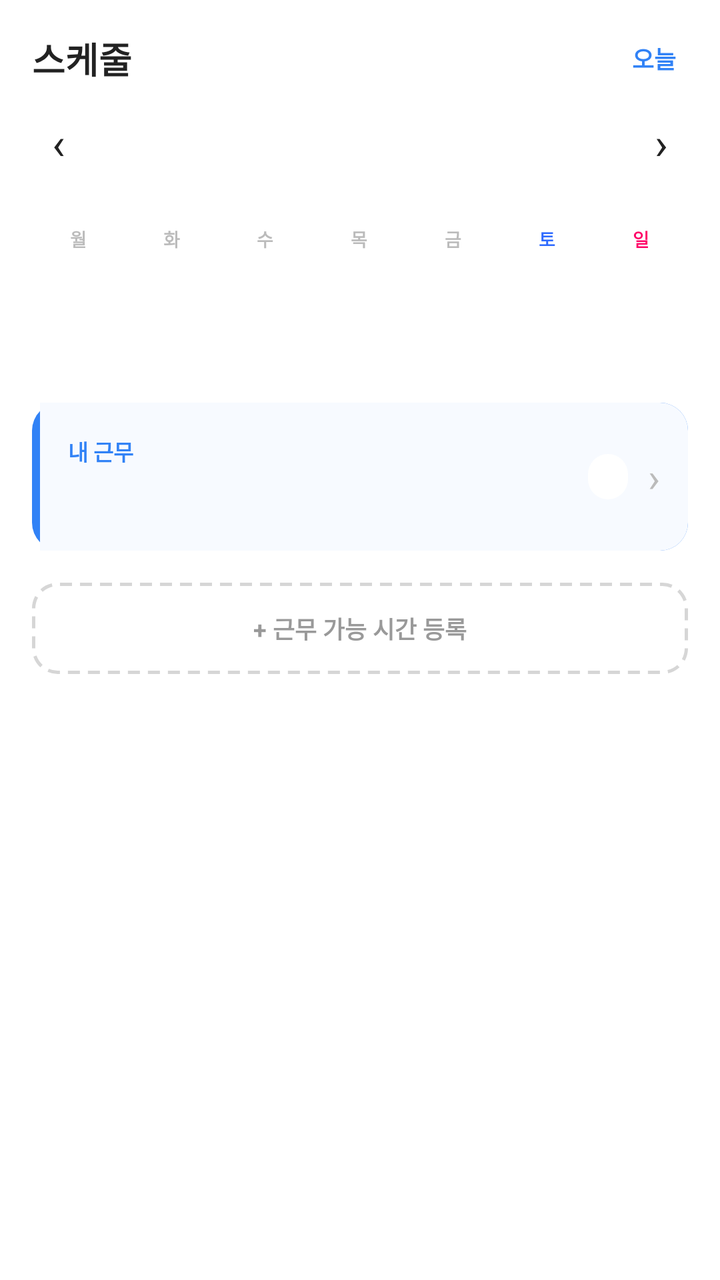
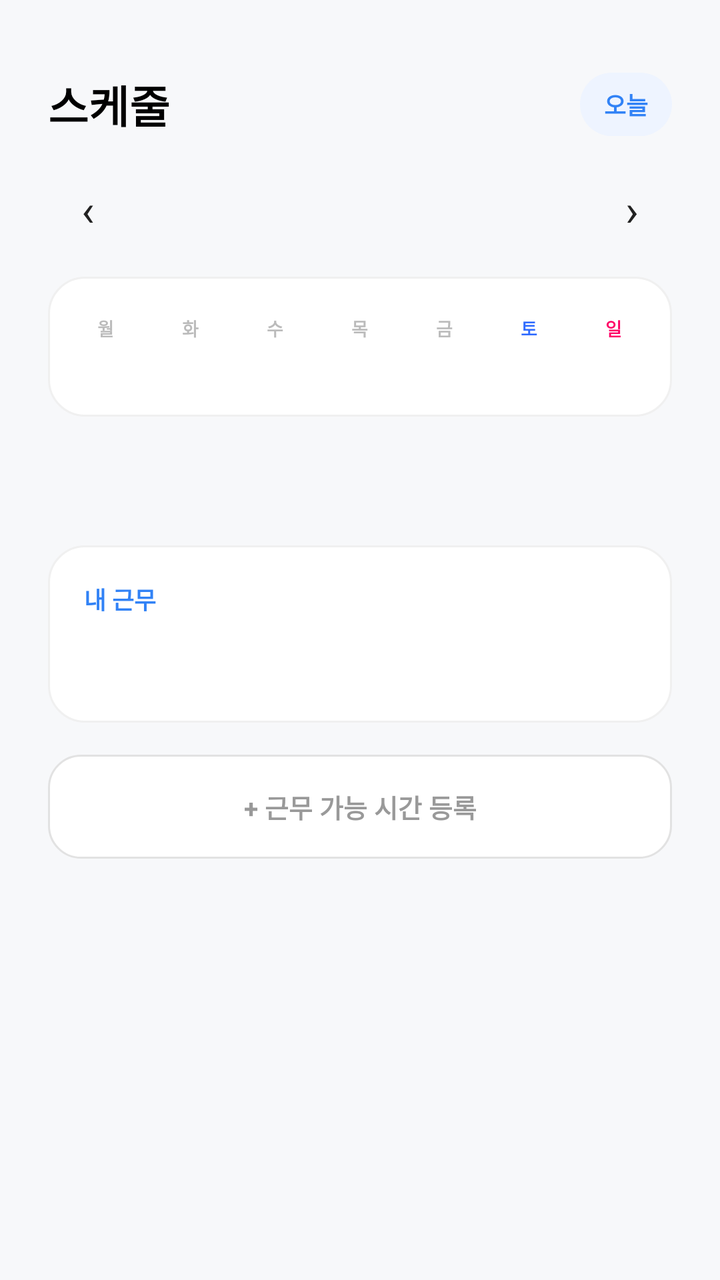

Screens rendered from an Android XML layout before and after an edit, with the pre-edit source and the edit as a unified diff.
<!-- AndroidManifest.xml: application theme Theme.PTManagerEmployee -->
<!-- res/layout/fragment_schedule.xml -->
<?xml version="1.0" encoding="utf-8"?>
<androidx.core.widget.NestedScrollView xmlns:android="http://schemas.android.com/apk/res/android"
    android:layout_width="match_parent"
    android:layout_height="match_parent"
    android:background="@color/white"
    android:fillViewport="true">

    <LinearLayout
        android:layout_width="match_parent"
        android:layout_height="wrap_content"
        android:orientation="vertical"
        android:paddingHorizontal="16dp"
        android:paddingTop="16dp"
        android:paddingBottom="24dp">

        <LinearLayout
            android:layout_width="match_parent"
            android:layout_height="wrap_content"
            android:orientation="horizontal"
            android:gravity="center_vertical">

            <TextView
                android:layout_width="0dp"
                android:layout_height="wrap_content"
                android:layout_weight="1"
                android:text="스케줄"
                android:textColor="@color/text_primary"
                android:textSize="18sp"
                android:textStyle="bold" />

            <TextView
                android:id="@+id/btn_this_week"
                android:layout_width="wrap_content"
                android:layout_height="wrap_content"
                android:background="?attr/selectableItemBackgroundBorderless"
                android:paddingHorizontal="6dp"
                android:paddingVertical="2dp"
                android:text="오늘"
                android:textColor="@color/brand_blue"
                android:textSize="12sp"
                android:textStyle="bold" />
        </LinearLayout>

        
        <LinearLayout
            android:layout_width="match_parent"
            android:layout_height="wrap_content"
            android:layout_marginTop="10dp"
            android:orientation="horizontal"
            android:gravity="center_vertical">

            <TextView
                android:id="@+id/btn_prev_week"
                android:layout_width="wrap_content"
                android:layout_height="wrap_content"
                android:background="?attr/selectableItemBackgroundBorderless"
                android:paddingHorizontal="10dp"
                android:paddingVertical="4dp"
                android:text="‹"
                android:textColor="@color/text_primary"
                android:textSize="22sp" />

            <TextView
                android:id="@+id/tv_month"
                android:layout_width="0dp"
                android:layout_height="wrap_content"
                android:layout_weight="1"
                android:gravity="center"
                android:text=""
                android:textColor="@color/text_primary"
                android:textSize="14sp"
                android:textStyle="bold" />

            <TextView
                android:id="@+id/btn_next_week"
                android:layout_width="wrap_content"
                android:layout_height="wrap_content"
                android:background="?attr/selectableItemBackgroundBorderless"
                android:paddingHorizontal="10dp"
                android:paddingVertical="4dp"
                android:text="›"
                android:textColor="@color/text_primary"
                android:textSize="22sp" />
        </LinearLayout>

        
        <LinearLayout
            android:layout_width="match_parent"
            android:layout_height="wrap_content"
            android:layout_marginTop="14dp"
            android:orientation="horizontal"
            android:baselineAligned="false">

            <LinearLayout android:id="@+id/day_cell_0" style="@style/DayCell">
                <TextView style="@style/DayLabel" android:text="월" />
                <TextView android:id="@+id/day_num_0" style="@style/DayNum" android:text="" />
            </LinearLayout>
            <LinearLayout android:id="@+id/day_cell_1" style="@style/DayCell">
                <TextView style="@style/DayLabel" android:text="화" />
                <TextView android:id="@+id/day_num_1" style="@style/DayNum" android:text="" />
            </LinearLayout>
            <LinearLayout android:id="@+id/day_cell_2" style="@style/DayCell">
                <TextView style="@style/DayLabel" android:text="수" />
                <TextView android:id="@+id/day_num_2" style="@style/DayNum" android:text="" />
            </LinearLayout>
            <LinearLayout android:id="@+id/day_cell_3" style="@style/DayCell">
                <TextView style="@style/DayLabel" android:text="목" />
                <TextView android:id="@+id/day_num_3" style="@style/DayNum" android:text="" />
            </LinearLayout>
            <LinearLayout android:id="@+id/day_cell_4" style="@style/DayCell">
                <TextView style="@style/DayLabel" android:text="금" />
                <TextView android:id="@+id/day_num_4" style="@style/DayNum" android:text="" />
            </LinearLayout>
            <LinearLayout android:id="@+id/day_cell_5" style="@style/DayCell">
                <TextView style="@style/DayLabel" android:text="토" android:textColor="@color/weekend_blue" />
                <TextView android:id="@+id/day_num_5" style="@style/DayNum" android:text="" />
            </LinearLayout>
            <LinearLayout android:id="@+id/day_cell_6" style="@style/DayCell">
                <TextView style="@style/DayLabel" android:text="일" android:textColor="@color/weekend_red" />
                <TextView android:id="@+id/day_num_6" style="@style/DayNum" android:text="" />
            </LinearLayout>
        </LinearLayout>

        <TextView
            android:id="@+id/tv_schedule_date"
            android:layout_width="wrap_content"
            android:layout_height="wrap_content"
            android:layout_marginTop="18dp"
            android:text=""
            android:textColor="@color/text_primary"
            android:textSize="13sp"
            android:textStyle="bold" />

        
        <LinearLayout
            android:id="@+id/item_my_shift"
            android:layout_width="match_parent"
            android:layout_height="wrap_content"
            android:layout_marginTop="12dp"
            android:orientation="horizontal"
            android:gravity="center_vertical"
            android:background="@drawable/bg_schedule_active"
            android:paddingStart="18dp"
            android:paddingEnd="14dp"
            android:paddingVertical="16dp"
            android:foreground="?attr/selectableItemBackground">

            <LinearLayout
                android:layout_width="0dp"
                android:layout_height="wrap_content"
                android:layout_weight="1"
                android:orientation="vertical">

                <TextView
                    android:layout_width="wrap_content"
                    android:layout_height="wrap_content"
                    android:text="내 근무"
                    android:textColor="@color/brand_blue"
                    android:textSize="11sp"
                    android:textStyle="bold" />

                <TextView
                    android:id="@+id/tv_my_shift_time"
                    android:layout_width="wrap_content"
                    android:layout_height="wrap_content"
                    android:layout_marginTop="3dp"
                    android:text=""
                    android:textColor="@color/text_primary"
                    android:textSize="17sp"
                    android:textStyle="bold" />
            </LinearLayout>

            <TextView
                android:id="@+id/tv_my_shift_sub"
                android:layout_width="wrap_content"
                android:layout_height="wrap_content"
                android:layout_marginStart="8dp"
                android:background="@drawable/bg_status_pill"
                android:paddingHorizontal="10dp"
                android:paddingVertical="4dp"
                android:text=""
                android:textColor="@color/text_secondary"
                android:textSize="11sp"
                android:textStyle="bold" />

            <TextView
                android:layout_width="wrap_content"
                android:layout_height="wrap_content"
                android:layout_marginStart="10dp"
                android:text="›"
                android:textColor="@color/text_hint"
                android:textSize="20sp" />
        </LinearLayout>

        
        <TextView
            android:id="@+id/tv_shift_empty"
            android:layout_width="match_parent"
            android:layout_height="wrap_content"
            android:layout_marginTop="16dp"
            android:gravity="center"
            android:text="이 날짜에 예정된 근무가 없습니다."
            android:textColor="@color/text_tertiary"
            android:textSize="12sp"
            android:visibility="gone" />

        <TextView
            android:id="@+id/btn_availability"
            style="@style/ScheduleAddButton"
            android:text="+ 근무 가능 시간 등록" />

    </LinearLayout>
</androidx.core.widget.NestedScrollView>
<!-- resources referenced by this layout -->
<resources>
  <color name="brand_blue">#3182F6</color>
  <color name="text_hint">#BBBBBB</color>
  <color name="text_primary">#222222</color>
  <color name="text_secondary">#888888</color>
  <color name="text_tertiary">#999999</color>
  <color name="weekend_blue">#2F6BFF</color>
  <color name="weekend_red">#FF0066</color>
  <color name="white">#FFFFFFFF</color>
  <!-- drawable bg_schedule_active (drawable) -->
  <?xml version="1.0" encoding="utf-8"?>
  <layer-list xmlns:android="http://schemas.android.com/apk/res/android">
      
      <item>
          <shape android:shape="rectangle">
              <solid android:color="@color/brand_blue" />
              <corners android:radius="14dp" />
          </shape>
      </item>
      
      <item android:left="4dp">
          <shape android:shape="rectangle">
              <solid android:color="@color/brand_blue_bg" />
              <corners android:topRightRadius="14dp" android:bottomRightRadius="14dp" />
          </shape>
      </item>
  </layer-list>
  <!-- drawable bg_status_pill (drawable) -->
  <?xml version="1.0" encoding="utf-8"?>
  <shape xmlns:android="http://schemas.android.com/apk/res/android" android:shape="rectangle">
      <solid android:color="@color/white" />
      <corners android:radius="999dp" />
  </shape>
  <style name="DayCell">
          <item name="android:layout_width">0dp</item>
          <item name="android:layout_height">wrap_content</item>
          <item name="android:layout_weight">1</item>
          <item name="android:orientation">vertical</item>
          <item name="android:gravity">center_horizontal</item>
          <item name="android:paddingVertical">9dp</item>
      </style>
  <style name="DayLabel">
          <item name="android:layout_width">wrap_content</item>
          <item name="android:layout_height">wrap_content</item>
          <item name="android:textColor">@color/text_hint</item>
          <item name="android:textSize">9sp</item>
          <item name="android:textStyle">bold</item>
      </style>
  <style name="DayNum">
          <item name="android:layout_width">wrap_content</item>
          <item name="android:layout_height">wrap_content</item>
          <item name="android:layout_marginTop">4dp</item>
          <item name="android:textColor">@color/text_secondary</item>
          <item name="android:textSize">11sp</item>
          <item name="android:textStyle">bold</item>
      </style>
  <style name="ScheduleAddButton">
          <item name="android:layout_width">match_parent</item>
          <item name="android:layout_height">wrap_content</item>
          <item name="android:layout_marginTop">16dp</item>
          <item name="android:background">@drawable/bg_dashed</item>
          <item name="android:textColor">@color/text_tertiary</item>
          <item name="android:textSize">12sp</item>
          <item name="android:textStyle">bold</item>
          <item name="android:gravity">center</item>
          <item name="android:paddingVertical">14dp</item>
          <item name="android:foreground">?attr/selectableItemBackground</item>
      </style>
  <style name="Theme.PTManagerEmployee" parent="Base.Theme.PTManagerEmployee" />
  <color name="brand_blue_bg">#F7FAFF</color>
  <!-- drawable bg_dashed (drawable) -->
  <?xml version="1.0" encoding="utf-8"?>
  <shape xmlns:android="http://schemas.android.com/apk/res/android" android:shape="rectangle">
      <solid android:color="@color/white" />
      <corners android:radius="12dp" />
      <stroke android:width="1.5dp" android:color="#D6D6D6"
          android:dashWidth="6dp" android:dashGap="4dp" />
  </shape>
  <color name="brand_blue_chip">#DBE7FF</color>
  <!-- unchanged entries left out for length: 1 -->
</resources>

<!-- the commit's change to res/layout/fragment_schedule.xml (unified diff, before → after) -->
@@ -1,61 +1,62 @@
 <?xml version="1.0" encoding="utf-8"?>
 <androidx.core.widget.NestedScrollView xmlns:android="http://schemas.android.com/apk/res/android"
+    xmlns:tools="http://schemas.android.com/tools"
     android:layout_width="match_parent"
     android:layout_height="match_parent"
-    android:background="@color/white"
-    android:fillViewport="true">
+    android:background="@color/surface_gray"
+    android:fillViewport="true"
+    tools:ignore="HardcodedText">
 
     <LinearLayout
         android:layout_width="match_parent"
         android:layout_height="wrap_content"
         android:orientation="vertical"
-        android:paddingHorizontal="16dp"
-        android:paddingTop="16dp"
-        android:paddingBottom="24dp">
-
-        <LinearLayout
-            android:layout_width="match_parent"
-            android:layout_height="wrap_content"
-            android:orientation="horizontal"
-            android:gravity="center_vertical">
+        android:paddingHorizontal="24dp"
+        android:paddingTop="36dp"
+        android:paddingBottom="28dp">
+
+        <LinearLayout
+            android:layout_width="match_parent"
+            android:layout_height="wrap_content"
+            android:gravity="center_vertical"
+            android:orientation="horizontal">
 
             <TextView
                 android:layout_width="0dp"
                 android:layout_height="wrap_content"
                 android:layout_weight="1"
                 android:text="스케줄"
-                android:textColor="@color/text_primary"
-                android:textSize="18sp"
+                android:textColor="@color/black"
+                android:textSize="22sp"
                 android:textStyle="bold" />
 
             <TextView
                 android:id="@+id/btn_this_week"
                 android:layout_width="wrap_content"
                 android:layout_height="wrap_content"
-                android:background="?attr/selectableItemBackgroundBorderless"
-                android:paddingHorizontal="6dp"
-                android:paddingVertical="2dp"
+                android:background="@drawable/bg_schedule_month_pill"
+                android:foreground="?attr/selectableItemBackgroundBorderless"
+                android:paddingHorizontal="12dp"
+                android:paddingVertical="7dp"
                 android:text="오늘"
                 android:textColor="@color/brand_blue"
                 android:textSize="12sp"
                 android:textStyle="bold" />
         </LinearLayout>
 
-        
-        <LinearLayout
-            android:layout_width="match_parent"
-            android:layout_height="wrap_content"
-            android:layout_marginTop="10dp"
-            android:orientation="horizontal"
-            android:gravity="center_vertical">
+        <LinearLayout
+            android:layout_width="match_parent"
+            android:layout_height="wrap_content"
+            android:layout_marginTop="16dp"
+            android:gravity="center_vertical"
+            android:orientation="horizontal">
 
             <TextView
                 android:id="@+id/btn_prev_week"
-                android:layout_width="wrap_content"
-                android:layout_height="wrap_content"
+                android:layout_width="40dp"
+                android:layout_height="40dp"
                 android:background="?attr/selectableItemBackgroundBorderless"
-                android:paddingHorizontal="10dp"
-                android:paddingVertical="4dp"
+                android:gravity="center"
                 android:text="‹"
                 android:textColor="@color/text_primary"
                 android:textSize="22sp" />
@@ -73,23 +74,24 @@
 
             <TextView
                 android:id="@+id/btn_next_week"
-                android:layout_width="wrap_content"
-                android:layout_height="wrap_content"
+                android:layout_width="40dp"
+                android:layout_height="40dp"
                 android:background="?attr/selectableItemBackgroundBorderless"
-                android:paddingHorizontal="10dp"
-                android:paddingVertical="4dp"
+                android:gravity="center"
                 android:text="›"
                 android:textColor="@color/text_primary"
                 android:textSize="22sp" />
         </LinearLayout>
 
-        
         <LinearLayout
             android:layout_width="match_parent"
             android:layout_height="wrap_content"
             android:layout_marginTop="14dp"
+            android:background="@drawable/bg_schedule_week_card"
+            android:baselineAligned="false"
             android:orientation="horizontal"
-            android:baselineAligned="false">
+            android:paddingHorizontal="8dp"
+            android:paddingVertical="10dp">
 
             <LinearLayout android:id="@+id/day_cell_0" style="@style/DayCell">
                 <TextView style="@style/DayLabel" android:text="월" />
@@ -125,25 +127,23 @@
             android:id="@+id/tv_schedule_date"
             android:layout_width="wrap_content"
             android:layout_height="wrap_content"
-            android:layout_marginTop="18dp"
+            android:layout_marginTop="28dp"
             android:text=""
             android:textColor="@color/text_primary"
-            android:textSize="13sp"
+            android:textSize="18sp"
             android:textStyle="bold" />
 
-        
         <LinearLayout
             android:id="@+id/item_my_shift"
             android:layout_width="match_parent"
             android:layout_height="wrap_content"
             android:layout_marginTop="12dp"
+            android:background="@drawable/bg_schedule_shift_card"
+            android:foreground="?attr/selectableItemBackground"
+            android:gravity="center_vertical"
             android:orientation="horizontal"
-            android:gravity="center_vertical"
-            android:background="@drawable/bg_schedule_active"
-            android:paddingStart="18dp"
-            android:paddingEnd="14dp"
-            android:paddingVertical="16dp"
-            android:foreground="?attr/selectableItemBackground">
+            android:paddingHorizontal="18dp"
+            android:paddingVertical="18dp">
 
             <LinearLayout
                 android:layout_width="0dp"
@@ -156,17 +156,17 @@
                     android:layout_height="wrap_content"
                     android:text="내 근무"
                     android:textColor="@color/brand_blue"
-                    android:textSize="11sp"
+                    android:textSize="12sp"
                     android:textStyle="bold" />
 
                 <TextView
                     android:id="@+id/tv_my_shift_time"
                     android:layout_width="wrap_content"
                     android:layout_height="wrap_content"
-                    android:layout_marginTop="3dp"
+                    android:layout_marginTop="8dp"
                     android:text=""
                     android:textColor="@color/text_primary"
-                    android:textSize="17sp"
+                    android:textSize="20sp"
                     android:textStyle="bold" />
             </LinearLayout>
 
@@ -174,40 +174,42 @@
                 android:id="@+id/tv_my_shift_sub"
                 android:layout_width="wrap_content"
                 android:layout_height="wrap_content"
-                android:layout_marginStart="8dp"
+                android:layout_marginStart="10dp"
                 android:background="@drawable/bg_status_pill"
-                android:paddingHorizontal="10dp"
-                android:paddingVertical="4dp"
+                android:paddingHorizontal="11dp"
+                android:paddingVertical="5dp"
                 android:text=""
                 android:textColor="@color/text_secondary"
                 android:textSize="11sp"
                 android:textStyle="bold" />
-
-            <TextView
-                android:layout_width="wrap_content"
-                android:layout_height="wrap_content"
-                android:layout_marginStart="10dp"
-                android:text="›"
-                android:textColor="@color/text_hint"
-                android:textSize="20sp" />
-        </LinearLayout>
-
-        
+        </LinearLayout>
+
         <TextView
             android:id="@+id/tv_shift_empty"
             android:layout_width="match_parent"
             android:layout_height="wrap_content"
-            android:layout_marginTop="16dp"
+            android:layout_marginTop="12dp"
+            android:background="@drawable/bg_schedule_empty_card"
             android:gravity="center"
-            android:text="이 날짜에 예정된 근무가 없습니다."
+            android:paddingHorizontal="18dp"
+            android:paddingVertical="24dp"
+            android:text="이 날짜에는 예정된 근무가 없습니다."
             android:textColor="@color/text_tertiary"
-            android:textSize="12sp"
+            android:textSize="13sp"
             android:visibility="gone" />
 
         <TextView
             android:id="@+id/btn_availability"
-            style="@style/ScheduleAddButton"
-            android:text="+ 근무 가능 시간 등록" />
+            android:layout_width="match_parent"
+            android:layout_height="52dp"
+            android:layout_marginTop="16dp"
+            android:background="@drawable/bg_schedule_availability"
+            android:foreground="?attr/selectableItemBackground"
+            android:gravity="center"
+            android:text="+ 근무 가능 시간 등록"
+            android:textColor="@color/text_tertiary"
+            android:textSize="13sp"
+            android:textStyle="bold" />
 
     </LinearLayout>
 </androidx.core.widget.NestedScrollView>
<!-- resource entries referenced after the edit -->
@@ -1,31 +1,52 @@
 <!-- resources referenced by this layout -->
 <resources>
+  <color name="black">#FF000000</color>
   <color name="brand_blue">#3182F6</color>
+  <color name="surface_gray">#F7F8FA</color>
   <color name="text_hint">#BBBBBB</color>
   <color name="text_primary">#222222</color>
   <color name="text_secondary">#888888</color>
   <color name="text_tertiary">#999999</color>
   <color name="weekend_blue">#2F6BFF</color>
   <color name="weekend_red">#FF0066</color>
+  <!-- drawable bg_schedule_availability (drawable) -->
+  <?xml version="1.0" encoding="utf-8"?>
+  <shape xmlns:android="http://schemas.android.com/apk/res/android" android:shape="rectangle">
+      <solid android:color="@color/white" />
+      <corners android:radius="16dp" />
+      <stroke android:width="1dp" android:color="@color/input_border" />
+  </shape>
+  <!-- drawable bg_schedule_empty_card (drawable) -->
+  <?xml version="1.0" encoding="utf-8"?>
+  <shape xmlns:android="http://schemas.android.com/apk/res/android" android:shape="rectangle">
+      <solid android:color="@color/white" />
+      <corners android:radius="18dp" />
+      <stroke android:width="1dp" android:color="@color/border_light" />
+  </shape>
+  <!-- drawable bg_schedule_month_pill (drawable) -->
+  <?xml version="1.0" encoding="utf-8"?>
+  <shape xmlns:android="http://schemas.android.com/apk/res/android" android:shape="rectangle">
+      <solid android:color="@color/brand_blue_light" />
+      <corners android:radius="999dp" />
+  </shape>
+  <!-- drawable bg_schedule_shift_card (drawable) -->
+  <?xml version="1.0" encoding="utf-8"?>
+  <shape xmlns:android="http://schemas.android.com/apk/res/android" android:shape="rectangle">
+      <solid android:color="@color/white" />
+      <corners android:radius="18dp" />
+      <stroke android:width="1dp" android:color="@color/border_light" />
+  </shape>
+  <!-- drawable bg_schedule_week_card (drawable) -->
+  <?xml version="1.0" encoding="utf-8"?>
+  <shape xmlns:android="http://schemas.android.com/apk/res/android" android:shape="rectangle">
+      <solid android:color="@color/white" />
+      <corners android:radius="18dp" />
+      <stroke android:width="1dp" android:color="@color/border_light" />
+  </shape>
   <color name="white">#FFFFFFFF</color>
-  <!-- drawable bg_schedule_active (drawable) -->
-  <?xml version="1.0" encoding="utf-8"?>
-  <layer-list xmlns:android="http://schemas.android.com/apk/res/android">
-      
-      <item>
-          <shape android:shape="rectangle">
-              <solid android:color="@color/brand_blue" />
-              <corners android:radius="14dp" />
-          </shape>
-      </item>
-      
-      <item android:left="4dp">
-          <shape android:shape="rectangle">
-              <solid android:color="@color/brand_blue_bg" />
-              <corners android:topRightRadius="14dp" android:bottomRightRadius="14dp" />
-          </shape>
-      </item>
-  </layer-list>
+  <color name="input_border">#E2E2E2</color>
+  <color name="border_light">#F0F0F0</color>
+  <color name="brand_blue_light">#EEF4FF</color>
   <!-- drawable bg_status_pill (drawable) -->
   <?xml version="1.0" encoding="utf-8"?>
   <shape xmlns:android="http://schemas.android.com/apk/res/android" android:shape="rectangle">
@@ -55,28 +76,7 @@
           <item name="android:textSize">11sp</item>
           <item name="android:textStyle">bold</item>
       </style>
-  <style name="ScheduleAddButton">
-          <item name="android:layout_width">match_parent</item>
-          <item name="android:layout_height">wrap_content</item>
-          <item name="android:layout_marginTop">16dp</item>
-          <item name="android:background">@drawable/bg_dashed</item>
-          <item name="android:textColor">@color/text_tertiary</item>
-          <item name="android:textSize">12sp</item>
-          <item name="android:textStyle">bold</item>
-          <item name="android:gravity">center</item>
-          <item name="android:paddingVertical">14dp</item>
-          <item name="android:foreground">?attr/selectableItemBackground</item>
-      </style>
   <style name="Theme.PTManagerEmployee" parent="Base.Theme.PTManagerEmployee" />
-  <color name="brand_blue_bg">#F7FAFF</color>
-  <!-- drawable bg_dashed (drawable) -->
-  <?xml version="1.0" encoding="utf-8"?>
-  <shape xmlns:android="http://schemas.android.com/apk/res/android" android:shape="rectangle">
-      <solid android:color="@color/white" />
-      <corners android:radius="12dp" />
-      <stroke android:width="1.5dp" android:color="#D6D6D6"
-          android:dashWidth="6dp" android:dashGap="4dp" />
-  </shape>
   <color name="brand_blue_chip">#DBE7FF</color>
   <!-- unchanged entries left out for length: 1 -->
 </resources>
